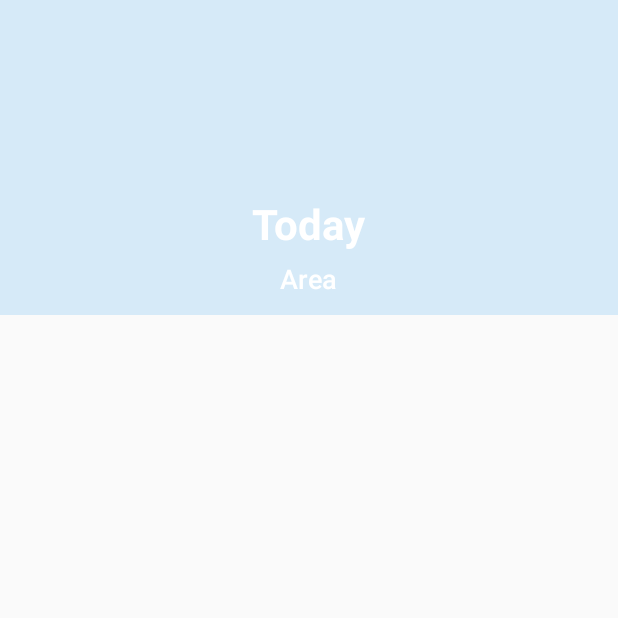
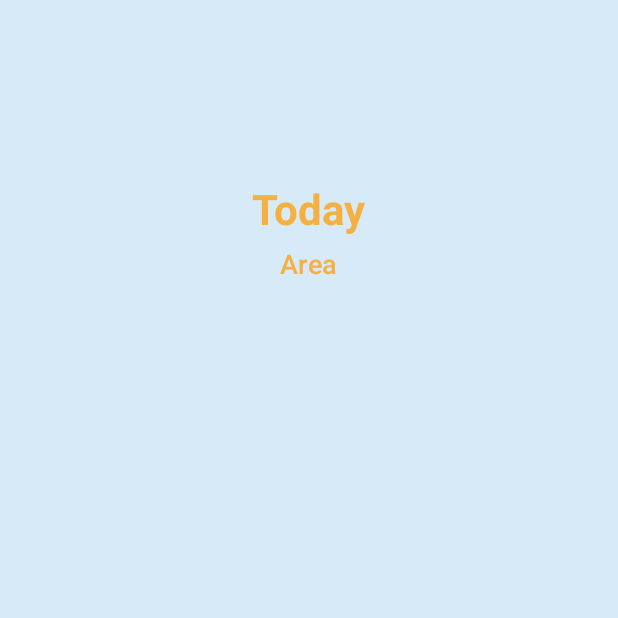
Before and after one commit to risabhmishra/AIR, an Android app: the WeatherForecast screen opened directly, with no data from a screen before it, on a phone screen of 412 x 824 dp, the top half of it. Run offline under Robolectric (Android 15) with nearby library versions, the phone set to English and light mode, and no system bars; our stand-ins replace Picasso, Volley; network calls fail; pictures from the network do not load; 2 statements that could not run were skipped.

Commit message:
UI Updates

```diff
--- a/app/src/main/AndroidManifest.xml
+++ b/app/src/main/AndroidManifest.xml
@@ -7,7 +7,7 @@
 
     <application
         android:allowBackup="true"
-        android:icon="@drawable/logo"
+        android:icon="@mipmap/ic_launcher"
         android:label="@string/app_name"
         android:roundIcon="@mipmap/ic_launcher_round"
         android:supportsRtl="true"
--- a/app/src/main/java/risabhmishra/com/air/MainActivity.java
+++ b/app/src/main/java/risabhmishra/com/air/MainActivity.java
@@ -74,28 +74,24 @@ public class MainActivity extends AppCompatActivity {
 
         SpeedView speedometer1 = findViewById(R.id.speedView1);
         speedometer1.speedTo(19);
-        speedometer1.setMinMaxSpeed(0,40);
         speedometer1.setLowSpeedPercent(10);
         speedometer1.setMediumSpeedPercent(50);
         speedometer1.setUnitTextSize(7);
 
         SpeedView speedometer2 = findViewById(R.id.speedView2);
-        speedometer2.speedTo(192);
-        speedometer1.setMinMaxSpeed(0,500);
+        speedometer2.speedPercentTo(48);
         speedometer1.setLowSpeedPercent(20);
         speedometer1.setMediumSpeedPercent(50);
         speedometer1.setUnitTextSize(7);
 
         SpeedView speedometer3 = findViewById(R.id.speedView3);
         speedometer3.speedTo(250);
-        speedometer1.setMinMaxSpeed(0,500);
         speedometer1.setLowSpeedPercent(20);
         speedometer1.setMediumSpeedPercent(60);
         speedometer1.setUnitTextSize(7);
 
         SpeedView speedometer4 = findViewById(R.id.speedView4);
         speedometer4.speedTo(80);
-        speedometer1.setMinMaxSpeed(0,1000);
         speedometer1.setLowSpeedPercent(10);
         speedometer1.setMediumSpeedPercent(70);
         speedometer1.setUnitTextSize(7);
--- a/app/src/main/res/layout/activity_weather_forecast.xml
+++ b/app/src/main/res/layout/activity_weather_forecast.xml
@@ -5,19 +5,20 @@
     android:layout_width="match_parent"
     android:layout_height="match_parent"
     android:orientation="vertical"
+    android:background="#D6EAF8"
     tools:context=".WeatherForecast">
 
     <RelativeLayout
         android:layout_width="match_parent"
         android:layout_height="210dp"
         android:orientation="vertical"
-        android:background="#D6EAF8">
+        >
 
         <ImageView
             android:id="@+id/iv_today"
             android:layout_width="100dp"
             android:layout_height="100dp"
-            android:layout_marginTop="20dp"
+            android:layout_marginTop="10dp"
             android:layout_marginBottom="10dp"
             android:layout_centerHorizontal="true"/>
 
@@ -30,7 +31,7 @@
             android:paddingBottom="5dp"
             android:text="Today"
             android:textAppearance="@style/TextAppearance.AppCompat.Display2"
-            android:textColor="@android:color/white"
+            android:textColor="#F5B041"
             android:textSize="28sp"
             android:textStyle="bold" />
 
@@ -42,7 +43,8 @@
             android:layout_centerHorizontal="true"
             android:fontFamily="sans-serif-medium"
             android:text="Area"
-            android:textColor="@android:color/white"
+            android:textAlignment="center"
+            android:textColor="#F5B041"
             android:textSize="18sp" />
 
     </RelativeLayout>
--- a/app/src/main/res/layout/weather_forecast_item.xml
+++ b/app/src/main/res/layout/weather_forecast_item.xml
@@ -47,7 +47,7 @@
             android:text="100"
             android:textAppearance="@style/TextAppearance.AppCompat.Display1"
             android:textColor="#F5B041"
-            android:textSize="18sp"
+            android:textSize="15sp"
             android:textStyle="bold" />
 
         <TextView
@@ -63,7 +63,7 @@
             android:text="50"
             android:textAppearance="@style/TextAppearance.AppCompat.Display1"
             android:textColor="#F5B041"
-            android:textSize="18sp"
+            android:textSize="15sp"
             android:textStyle="bold" />
 
     </RelativeLayout>
```
Also changed, not shown: app/src/main/res/layout/activity_main.xml (+8 -4 lines).
